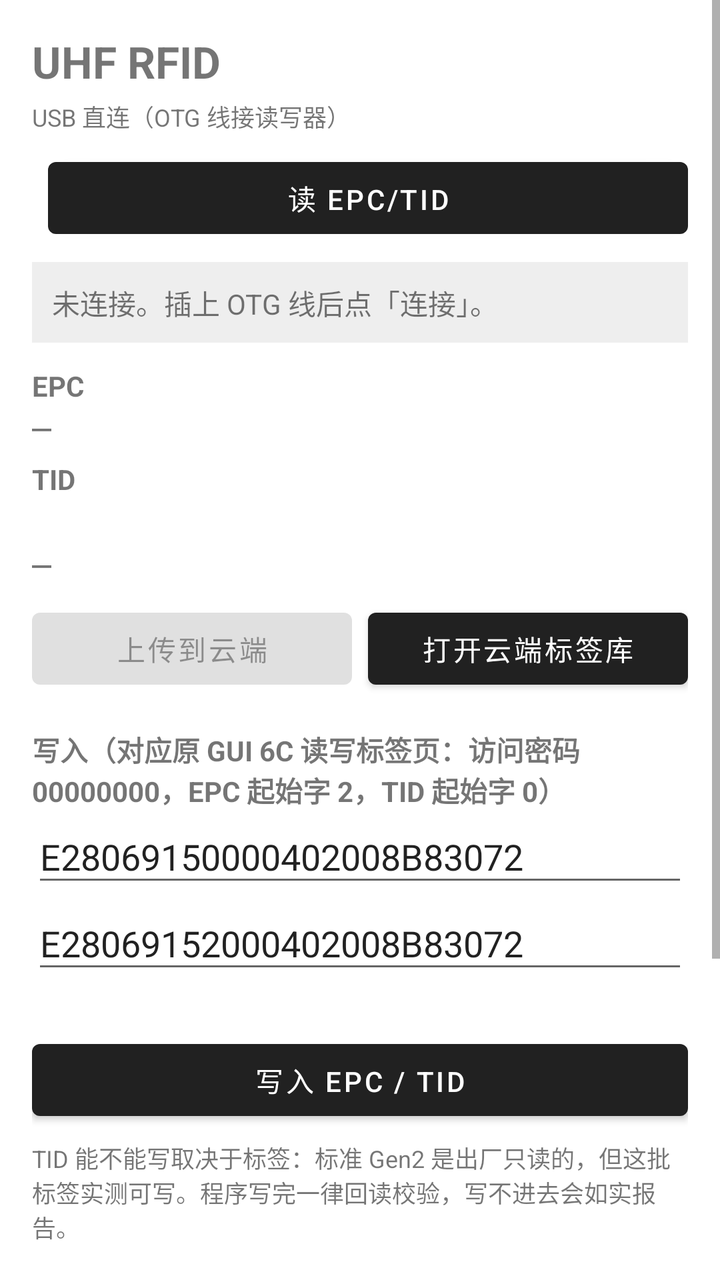
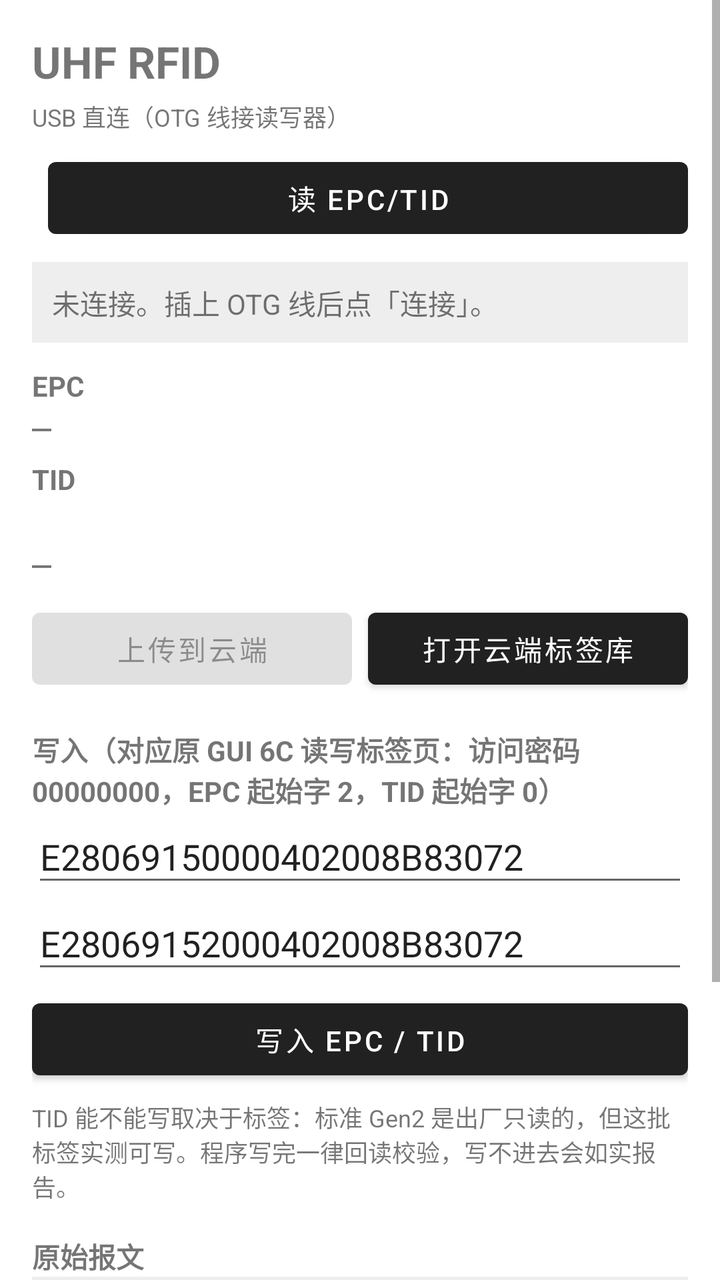

The first picture is an Android layout as it rendered before a commit; the second is the same layout after the commit. The layout source and the unified diff follow.
<!-- AndroidManifest.xml: application theme Theme.UhfRfid -->
<!-- res/layout/activity_main.xml -->
<?xml version="1.0" encoding="utf-8"?>
<ScrollView xmlns:android="http://schemas.android.com/apk/res/android"
    android:layout_width="match_parent"
    android:layout_height="match_parent"
    android:fillViewport="true"
    android:fitsSystemWindows="true">

    <LinearLayout
        android:layout_width="match_parent"
        android:layout_height="wrap_content"
        android:orientation="vertical"
        android:padding="16dp">

        <TextView
            android:id="@+id/titleText"
            android:layout_width="wrap_content"
            android:layout_height="wrap_content"
            android:text="@string/app_name"
            android:textSize="22sp"
            android:textStyle="bold" />

        <TextView
            android:layout_width="match_parent"
            android:layout_height="wrap_content"
            android:layout_marginTop="4dp"
            android:text="@string/mode_hint"
            android:textSize="12sp" />

        
        <LinearLayout
            android:layout_width="match_parent"
            android:layout_height="wrap_content"
            android:layout_marginTop="8dp"
            android:orientation="horizontal">


            <Button
                android:id="@+id/readBtn"
                android:layout_width="0dp"
                android:layout_height="wrap_content"
                android:layout_weight="1"
                android:layout_marginStart="8dp"
                android:text="@string/read" />
        </LinearLayout>


        

        
        <TextView
            android:id="@+id/statusText"
            android:layout_width="match_parent"
            android:layout_height="wrap_content"
            android:layout_marginTop="8dp"
            android:background="#11000000"
            android:padding="10dp"
            android:text="@string/not_connected"
            android:textIsSelectable="true" />

        
        <TextView
            android:layout_width="wrap_content"
            android:layout_height="wrap_content"
            android:layout_marginTop="12dp"
            android:text="@string/epc"
            android:textStyle="bold" />

        <TextView
            android:id="@+id/epcText"
            android:layout_width="match_parent"
            android:layout_height="wrap_content"
            android:fontFamily="monospace"
            android:text="—"
            android:textIsSelectable="true"
            android:textSize="16sp" />

        <TextView
            android:layout_width="wrap_content"
            android:layout_height="wrap_content"
            android:layout_marginTop="6dp"
            android:text="@string/tid"
            android:textStyle="bold" />

        <TextView
            android:id="@+id/checkText"
            android:layout_width="match_parent"
            android:layout_height="wrap_content"
            android:layout_marginTop="4dp"
            android:textSize="13sp"
            android:textStyle="bold" />

        <TextView
            android:id="@+id/tidText"
            android:layout_width="match_parent"
            android:layout_height="wrap_content"
            android:fontFamily="monospace"
            android:text="—"
            android:textIsSelectable="true"
            android:textSize="16sp" />

        
        <LinearLayout
            android:id="@+id/hitCard"
            android:layout_width="match_parent"
            android:layout_height="wrap_content"
            android:layout_marginTop="10dp"
            android:background="@drawable/bg_card_hit"
            android:orientation="vertical"
            android:padding="14dp"
            android:visibility="gone">

            <TextView
                android:id="@+id/hitLabel"
                android:layout_width="wrap_content"
                android:layout_height="wrap_content"
                android:letterSpacing="0.08"
                android:text="@string/hit_label"
                android:textColor="#1565C0"
                android:textSize="12sp"
                android:textStyle="bold" />

            <TextView
                android:id="@+id/hitName"
                android:layout_width="match_parent"
                android:layout_height="wrap_content"
                android:layout_marginTop="2dp"
                android:textColor="#0D47A1"
                android:textSize="24sp"
                android:textStyle="bold" />

            <TextView
                android:id="@+id/hitSub"
                android:layout_width="match_parent"
                android:layout_height="wrap_content"
                android:layout_marginTop="4dp"
                android:fontFamily="monospace"
                android:textColor="#1565C0"
                android:textSize="13sp" />
        </LinearLayout>

        
        <LinearLayout
            android:id="@+id/resultCard"
            android:layout_width="match_parent"
            android:layout_height="wrap_content"
            android:layout_marginTop="10dp"
            android:background="@drawable/bg_card_ok"
            android:orientation="vertical"
            android:padding="14dp"
            android:visibility="gone">

            <TextView
                android:id="@+id/resultTitle"
                android:layout_width="match_parent"
                android:layout_height="wrap_content"
                android:textSize="20sp"
                android:textStyle="bold" />

            <TextView
                android:id="@+id/resultText"
                android:layout_width="match_parent"
                android:layout_height="wrap_content"
                android:layout_marginTop="4dp"
                android:fontFamily="monospace"
                android:textIsSelectable="true"
                android:textSize="12sp" />
        </LinearLayout>

        
        <LinearLayout
            android:layout_width="match_parent"
            android:layout_height="wrap_content"
            android:layout_marginTop="8dp"
            android:orientation="horizontal">

            <Button
                android:id="@+id/uploadBtn"
                android:layout_width="0dp"
                android:layout_height="wrap_content"
                android:layout_weight="1"
                android:enabled="false"
                android:text="@string/cloud_upload" />

            <Button
                android:id="@+id/cloudBtn"
                android:layout_width="0dp"
                android:layout_height="wrap_content"
                android:layout_weight="1"
                android:layout_marginStart="8dp"
                android:text="@string/cloud_open" />
        </LinearLayout>

        
        <TextView
            android:layout_width="wrap_content"
            android:layout_height="wrap_content"
            android:layout_marginTop="16dp"
            android:text="@string/write_section"
            android:textStyle="bold" />

        <EditText
            android:id="@+id/epcEdit"
            android:layout_width="match_parent"
            android:layout_height="wrap_content"
            android:hint="@string/epc_hint"
            android:inputType="textNoSuggestions"
            android:text="E28069150000402008B83072" />

        <EditText
            android:id="@+id/tidEdit"
            android:layout_width="match_parent"
            android:layout_height="wrap_content"
            android:hint="@string/tid_hint"
            android:inputType="textNoSuggestions"
            android:text="E28069152000402008B83072" />

        
        <TextView
            android:id="@+id/writePreview"
            android:layout_width="match_parent"
            android:layout_height="wrap_content"
            android:layout_marginTop="4dp"
            android:fontFamily="monospace"
            android:textColor="#1565C0"
            android:textSize="12sp" />

        <Button
            android:id="@+id/writeBtn"
            android:layout_width="match_parent"
            android:layout_height="wrap_content"
            android:layout_marginTop="4dp"
            android:text="@string/write" />

        <TextView
            android:layout_width="match_parent"
            android:layout_height="wrap_content"
            android:layout_marginTop="6dp"
            android:text="@string/write_note"
            android:textSize="12sp" />

        
        <TextView
            android:layout_width="wrap_content"
            android:layout_height="wrap_content"
            android:layout_marginTop="16dp"
            android:text="@string/raw_log"
            android:textStyle="bold" />

        <TextView
            android:id="@+id/logText"
            android:layout_width="match_parent"
            android:layout_height="180dp"
            android:background="#11000000"
            android:fontFamily="monospace"
            android:padding="8dp"
            android:textIsSelectable="true"
            android:textSize="11sp" />

    </LinearLayout>
</ScrollView>
<!-- resources referenced by this layout -->
<resources>
  <!-- drawable bg_card_hit (drawable) -->
  <?xml version="1.0" encoding="utf-8"?>
  <shape xmlns:android="http://schemas.android.com/apk/res/android"
      android:shape="rectangle">
      <solid android:color="#E3F2FD" />
      <corners android:radius="10dp" />
      <stroke android:width="2dp" android:color="#1E88E5" />
  </shape>
  <!-- drawable bg_card_ok (drawable) -->
  <?xml version="1.0" encoding="utf-8"?>
  <shape xmlns:android="http://schemas.android.com/apk/res/android"
      android:shape="rectangle">
      <solid android:color="#E8F5E9" />
      <corners android:radius="10dp" />
      <stroke android:width="2dp" android:color="#2E7D32" />
  </shape>
  <string name="app_name">UHF RFID</string>
  <string name="cloud_open">打开云端标签库</string>
  <string name="cloud_upload">上传到云端</string>
  <string name="epc">EPC</string>
  <string name="epc_hint">EPC（Hex，12 字节）</string>
  <string name="hit_label">已在云端 · 不重复上传</string>
  <string name="mode_hint">USB 直连（OTG 线接读写器）</string>
  <string name="not_connected">未连接。插上 OTG 线后点「连接」。</string>
  <string name="raw_log">原始报文</string>
  <string name="read">读 EPC/TID</string>
  <string name="tid">TID</string>
  <string name="tid_hint">TID（Hex，12 字节）</string>
  <string name="write">写入 EPC / TID</string>
  <string name="write_note">TID 能不能写取决于标签：标准 Gen2 是出厂只读的，但这批标签实测可写。程序写完一律回读校验，写不进去会如实报告。</string>
  <string name="write_section">写入（对应原 GUI 6C 读写标签页：访问密码 00000000，EPC 起始字 2，TID 起始字 0）</string>
  <style name="Theme.UhfRfid" parent="Theme.MaterialComponents.DayNight.DarkActionBar" />
</resources>

<!-- the commit's change to res/layout/activity_main.xml (unified diff, before → after) -->
@@ -215,14 +215,15 @@
             android:text="E28069152000402008B83072" />
 
         
+        
         <TextView
             android:id="@+id/writePreview"
             android:layout_width="match_parent"
             android:layout_height="wrap_content"
             android:layout_marginTop="4dp"
-            android:fontFamily="monospace"
-            android:textColor="#1565C0"
-            android:textSize="12sp" />
+            android:textColor="#B71C1C"
+            android:textSize="12sp"
+            android:visibility="gone" />
 
         <Button
             android:id="@+id/writeBtn"
